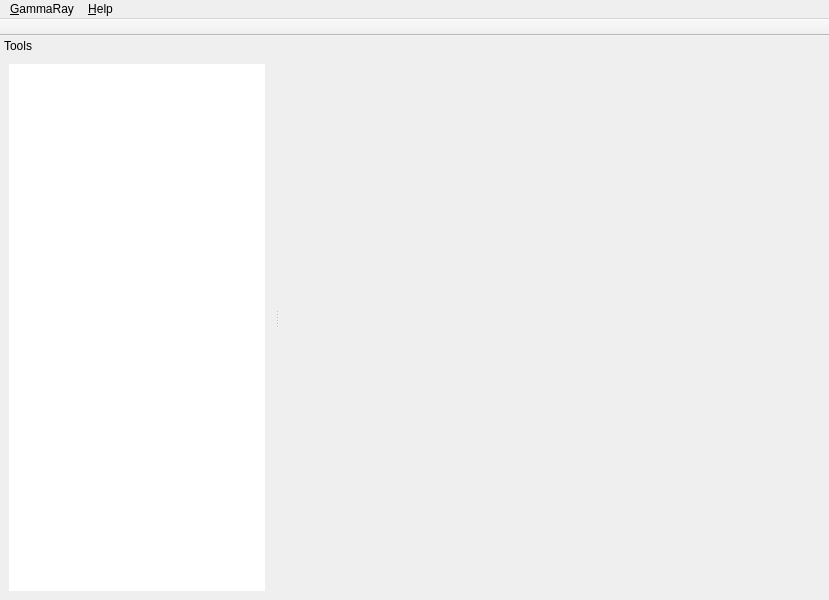
The window that mainwindow.ui (KDAB/GammaRay) describes before a commit, drawn with Qt 5.
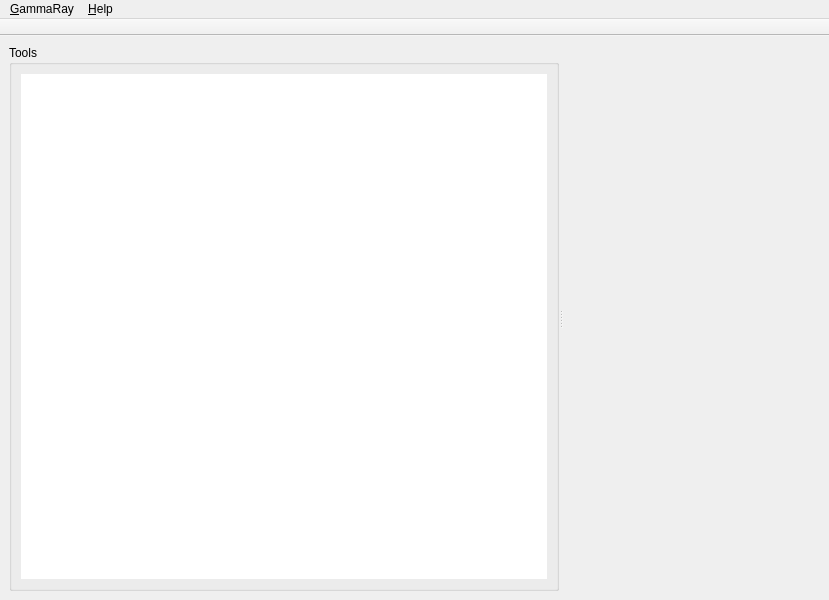
The same window after the commit. Icons and pictures are not drawn. Custom widgets are drawn as their Qt base class.

Commit message:
Fix apparence, mainly on Windows.
Don't use a dock widget, but just a normal groupbox. Also move the label promo outside the menu.

What changed in the file:
```diff
--- a/mainwindow.ui
+++ b/mainwindow.ui
@@ -11,9 +11,97 @@
    </rect>
   </property>
   <widget class="QWidget" name="centralwidget">
-   <layout class="QGridLayout" name="gridLayout">
-    <item row="0" column="0">
-     <widget class="QStackedWidget" name="toolStack"/>
+   <layout class="QVBoxLayout" name="verticalLayout_2">
+    <item>
+     <widget class="QSplitter" name="splitter">
+      <property name="orientation">
+       <enum>Qt::Horizontal</enum>
+      </property>
+      <widget class="QGroupBox" name="groupBox">
+       <property name="title">
+        <string>Tools</string>
+       </property>
+       <layout class="QVBoxLayout" name="verticalLayout">
+        <item>
+         <widget class="SidePane" name="toolSelector">
+          <property name="sizePolicy">
+           <sizepolicy hsizetype="Preferred" vsizetype="Expanding">
+            <horstretch>0</horstretch>
+            <verstretch>0</verstretch>
+           </sizepolicy>
+          </property>
+          <property name="frameShape">
+           <enum>QFrame::NoFrame</enum>
+          </property>
+          <property name="frameShadow">
+           <enum>QFrame::Plain</enum>
+          </property>
+          <property name="textElideMode">
+           <enum>Qt::ElideRight</enum>
+          </property>
+          <property name="flow">
+           <enum>QListView::TopToBottom</enum>
+          </property>
+          <property name="isWrapping" stdset="0">
+           <bool>false</bool>
+          </property>
+          <property name="viewMode">
+           <enum>QListView::ListMode</enum>
+          </property>
+          <property name="uniformItemSizes">
+           <bool>true</bool>
+          </property>
+          <property name="wordWrap">
+           <bool>false</bool>
+          </property>
+          <property name="selectionRectVisible">
+           <bool>true</bool>
+          </property>
+         </widget>
+        </item>
+       </layout>
+      </widget>
+      <widget class="QWidget" name="">
+       <layout class="QGridLayout" name="gridLayout">
+        <item row="0" column="0">
+         <spacer name="horizontalSpacer">
+          <property name="orientation">
+           <enum>Qt::Horizontal</enum>
+          </property>
+          <property name="sizeHint" stdset="0">
+           <size>
+            <width>118</width>
+            <height>20</height>
+           </size>
+          </property>
+         </spacer>
+        </item>
+        <item row="0" column="1">
+         <widget class="GammaRay::PromoLabel" name="label">
+          <property name="sizePolicy">
+           <sizepolicy hsizetype="Preferred" vsizetype="Preferred">
+            <horstretch>0</horstretch>
+            <verstretch>0</verstretch>
+           </sizepolicy>
+          </property>
+          <property name="text">
+           <string/>
+          </property>
+         </widget>
+        </item>
+        <item row="1" column="0" colspan="2">
+         <widget class="QStackedWidget" name="toolStack">
+          <property name="sizePolicy">
+           <sizepolicy hsizetype="Expanding" vsizetype="Expanding">
+            <horstretch>0</horstretch>
+            <verstretch>0</verstretch>
+           </sizepolicy>
+          </property>
+         </widget>
+        </item>
+       </layout>
+      </widget>
+     </widget>
     </item>
    </layout>
   </widget>
@@ -65,58 +153,6 @@
     <bool>false</bool>
    </attribute>
   </widget>
-  <widget class="QDockWidget" name="dockWidget">
-   <property name="floating">
-    <bool>false</bool>
-   </property>
-   <property name="features">
-    <set>QDockWidget::NoDockWidgetFeatures</set>
-   </property>
-   <property name="allowedAreas">
-    <set>Qt::LeftDockWidgetArea</set>
-   </property>
-   <property name="windowTitle">
-    <string>Tools</string>
-   </property>
-   <attribute name="dockWidgetArea">
-    <number>1</number>
-   </attribute>
-   <widget class="QWidget" name="dockWidgetContents">
-    <layout class="QGridLayout" name="gridLayout_2">
-     <item row="0" column="0">
-      <widget class="SidePane" name="toolSelector">
-       <property name="frameShape">
-        <enum>QFrame::NoFrame</enum>
-       </property>
-       <property name="frameShadow">
-        <enum>QFrame::Plain</enum>
-       </property>
-       <property name="textElideMode">
-        <enum>Qt::ElideRight</enum>
-       </property>
-       <property name="flow">
-        <enum>QListView::TopToBottom</enum>
-       </property>
-       <property name="isWrapping" stdset="0">
-        <bool>false</bool>
-       </property>
-       <property name="viewMode">
-        <enum>QListView::ListMode</enum>
-       </property>
-       <property name="uniformItemSizes">
-        <bool>true</bool>
-       </property>
-       <property name="wordWrap">
-        <bool>false</bool>
-       </property>
-       <property name="selectionRectVisible">
-        <bool>true</bool>
-       </property>
-      </widget>
-     </item>
-    </layout>
-   </widget>
-  </widget>
   <action name="actionRetractProbe">
    <property name="text">
     <string>&amp;Retract Probe</string>
@@ -159,6 +195,11 @@
    <extends>QListView</extends>
    <header>sidepane.h</header>
   </customwidget>
+  <customwidget>
+   <class>GammaRay::PromoLabel</class>
+   <extends>QLabel</extends>
+   <header>promolabel.h</header>
+  </customwidget>
  </customwidgets>
  <resources>
   <include location="resources/gammaray.qrc"/>
```
Left out of the diff: 2 changed lines with no effect on the pictures. The commit also changes 1 other file.
